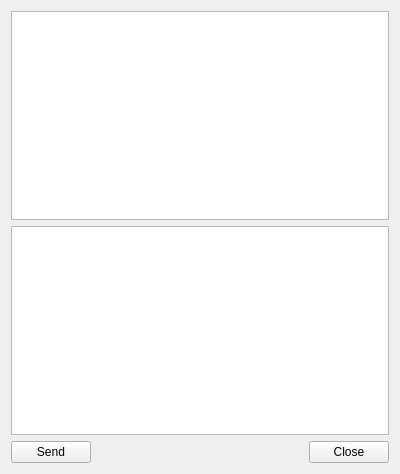
Old version of the form Qt/TcpClient/widget.ui in the repository zj0395/myCode.
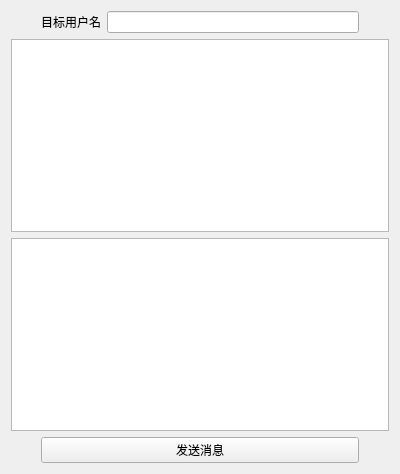
New version of the form.

The edit to the form file:
```diff
--- a/Qt/TcpClient/widget.ui
+++ b/Qt/TcpClient/widget.ui
@@ -13,43 +13,53 @@
   <property name="windowTitle">
    <string>Widget</string>
   </property>
-  <layout class="QGridLayout" name="gridLayout_2">
-   <item row="1" column="0" colspan="3">
-    <widget class="QTextEdit" name="TextWrite"/>
-   </item>
-   <item row="2" column="0">
-    <widget class="QPushButton" name="buttonSend">
-     <property name="text">
-      <string>Send</string>
+  <layout class="QGridLayout" name="gridLayout">
+   <item row="0" column="0">
+    <layout class="QHBoxLayout" name="horizontalLayout">
+     <property name="leftMargin">
+      <number>30</number>
      </property>
-    </widget>
-   </item>
-   <item row="2" column="2">
-    <widget class="QPushButton" name="buttonClose">
-     <property name="text">
-      <string>Close</string>
+     <property name="rightMargin">
+      <number>30</number>
      </property>
-    </widget>
+     <item>
+      <widget class="QLabel" name="label">
+       <property name="text">
+        <string>目标用户名</string>
+       </property>
+      </widget>
+     </item>
+     <item>
+      <widget class="QLineEdit" name="lineDestName"/>
+     </item>
+    </layout>
    </item>
-   <item row="0" column="0" colspan="3">
+   <item row="1" column="0">
     <widget class="QTextEdit" name="TextRead">
      <property name="readOnly">
       <bool>true</bool>
      </property>
     </widget>
    </item>
-   <item row="2" column="1">
-    <spacer name="horizontalSpacer">
-     <property name="orientation">
-      <enum>Qt::Horizontal</enum>
+   <item row="2" column="0">
+    <widget class="QTextEdit" name="TextWrite"/>
+   </item>
+   <item row="3" column="0">
+    <layout class="QHBoxLayout" name="horizontalLayout_2">
+     <property name="leftMargin">
+      <number>30</number>
      </property>
-     <property name="sizeHint" stdset="0">
-      <size>
-       <width>207</width>
-       <height>20</height>
-      </size>
+     <property name="rightMargin">
+      <number>30</number>
      </property>
-    </spacer>
+     <item>
+      <widget class="QPushButton" name="buttonSend">
+       <property name="text">
+        <string>发送消息</string>
+       </property>
+      </widget>
+     </item>
+    </layout>
    </item>
   </layout>
  </widget>
```
